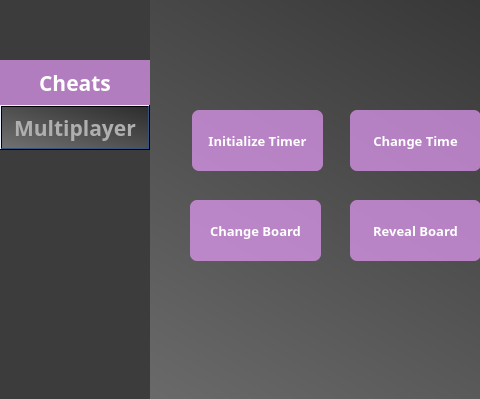
Before: the Qt Designer form gui/cheats_widget.ui in itaybiran/MinesweeperCheats-Client, drawn with Qt 5; both pictures show x 0 to 480 and y 0 to 399 of the 699 by 399 pixel window.
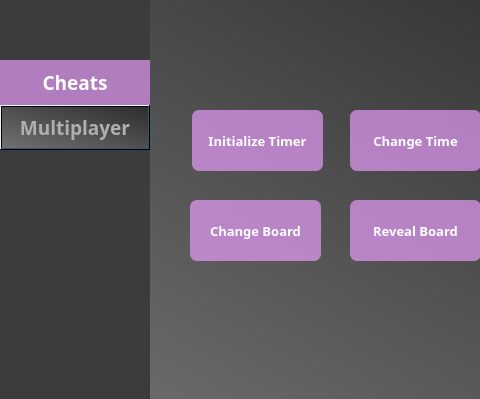
After: the same form once the commit is applied.

Commit message: design gui and multi connection

The edit to the form file:
```diff
--- a/gui/cheats_widget.ui
+++ b/gui/cheats_widget.ui
@@ -2911,7 +2911,7 @@
     <property name="font">
      <font>
       <family>Segoe UI Black</family>
-      <pointsize>16</pointsize>
+      <pointsize>14</pointsize>
       <weight>75</weight>
       <bold>true</bold>
      </font>
@@ -3391,7 +3391,7 @@
     <property name="font">
      <font>
       <family>Segoe UI Black</family>
-      <pointsize>16</pointsize>
+      <pointsize>14</pointsize>
       <weight>75</weight>
       <bold>true</bold>
      </font>
```
The commit also changes 2 other files.
